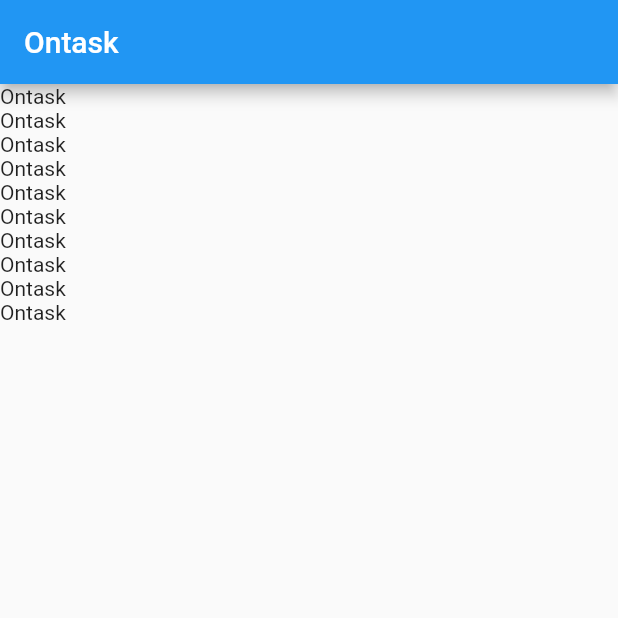
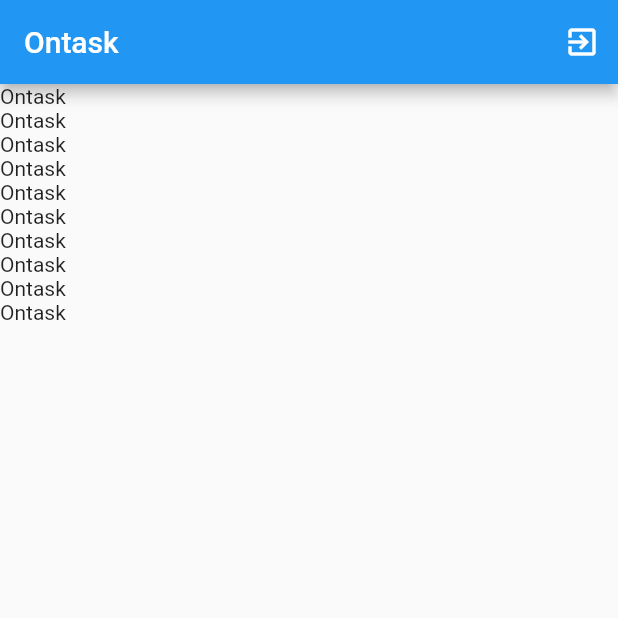
Before and after one commit to fanolans/ontask, a Flutter app: the screen it shows once a user with an empty profile is signed in, on a phone screen of 412 x 824 dp, the top half of it. Run offline on Flutter 3.47's test engine with Material 2 defaults, Android fonts, the phone set to English and light mode, and no system bars; our stand-ins replace cloud_firestore, firebase_auth, firebase_core; accounts and stored records are empty.

Commit message:
create IconButton signOut

```diff
--- a/lib/screens/home_screen.dart
+++ b/lib/screens/home_screen.dart
@@ -1,3 +1,4 @@
+import 'package:firebase_auth/firebase_auth.dart';
 import 'package:flutter/material.dart';
 
 class HomeScreen extends StatefulWidget {
@@ -13,6 +14,14 @@ class _HomeScreenState extends State<HomeScreen> {
     return Scaffold(
       appBar: AppBar(
         title: const Text('Ontask'),
+        actions: [
+          IconButton(
+            onPressed: () {
+              FirebaseAuth.instance.signOut();
+            },
+            icon: const Icon(Icons.exit_to_app),
+          ),
+        ],
       ),
       body: ListView.builder(
         itemCount: 10,
```
